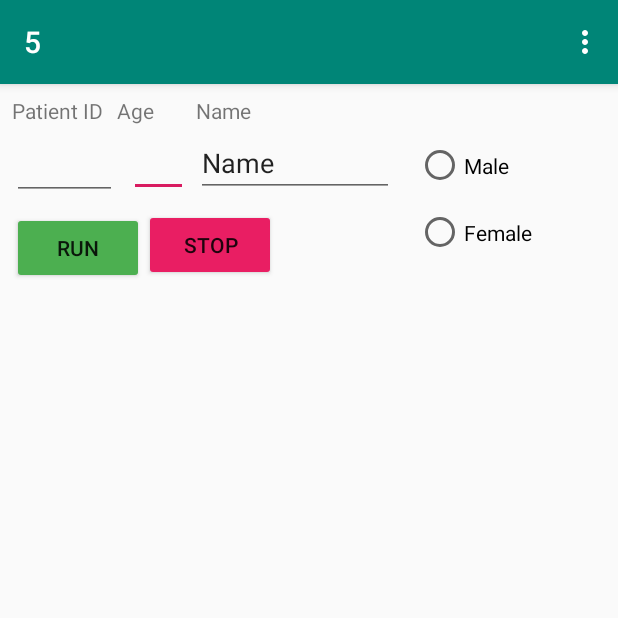
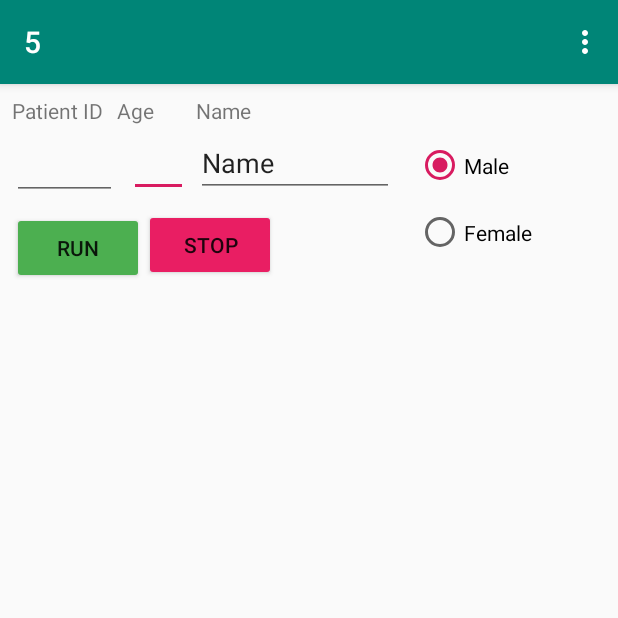
Before and after one commit to AdhamAbozaeid/cse-535-assign-1, an Android app: the screen it shows after launch (MainActivity), on a phone screen of 412 x 824 dp, the top half of it. Run offline under Robolectric (Android 15) with nearby library versions, the phone set to English and light mode, and no system bars.

```diff
--- a/5/app/src/main/res/layout/content_main.xml
+++ b/5/app/src/main/res/layout/content_main.xml
@@ -101,6 +101,7 @@
         android:layout_height="89dp"
         android:layout_marginStart="8dp"
         android:layout_marginEnd="24dp"
+        android:checkedButton="@id/radioButton4"
         app:layout_constraintBottom_toBottomOf="parent"
         app:layout_constraintEnd_toEndOf="parent"
         app:layout_constraintStart_toEndOf="@+id/editText4"
```
